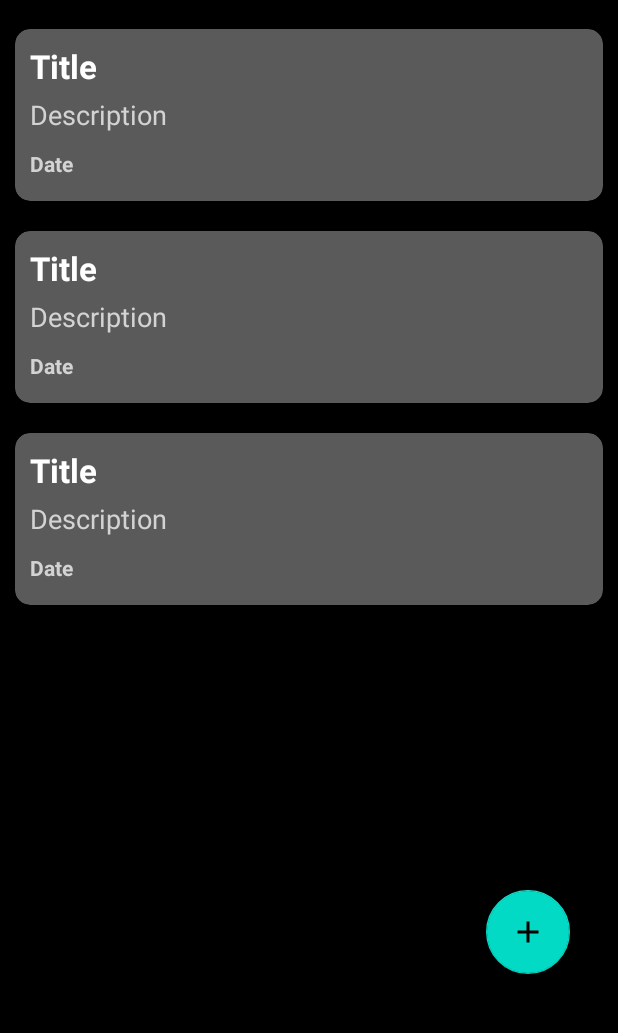
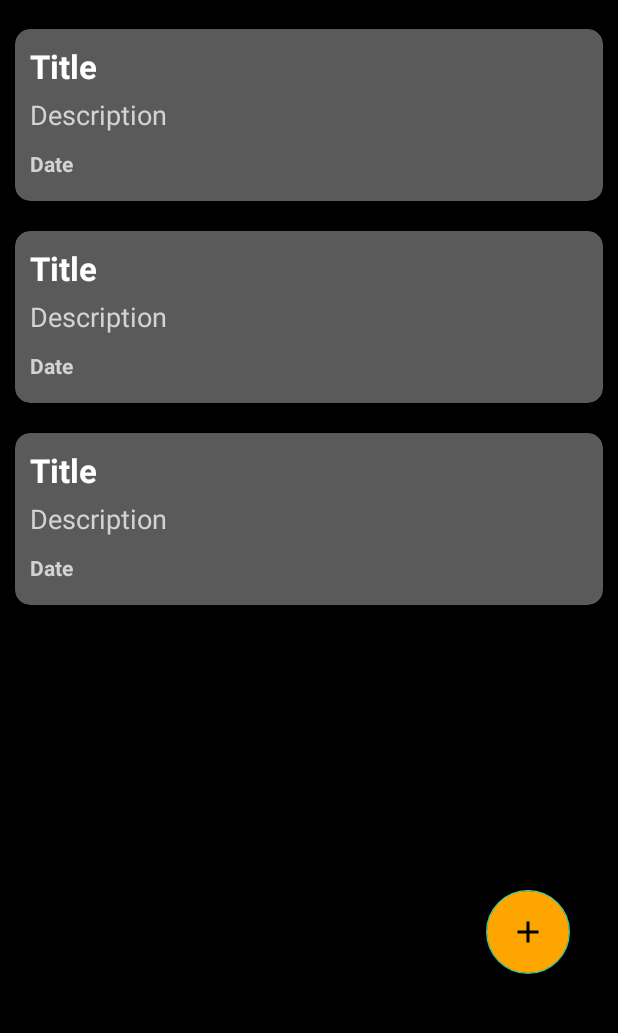
Before and after one commit to JayaneshB/Notes, an Android app: the layout activity_main.xml on its own in the app's theme, with its tools: preview values and no code run, on a phone screen of 412 x 824 dp, the part 70-1103 px from its top. Run offline under Robolectric (Android 15) with nearby library versions, the phone set to English and light mode, and no system bars.

Commit message:
changes made in the floatingButton color

```diff
--- /dev/null
+++ b/app/src/main/res/drawable/ic_btn_add_white.xml
@@ -0,0 +1,5 @@
+<vector android:height="24dp" android:tint="#FFFFFF"
+    android:viewportHeight="24" android:viewportWidth="24"
+    android:width="24dp" xmlns:android="http://schemas.android.com/apk/res/android">
+    <path android:fillColor="@android:color/white" android:pathData="M19,13h-6v6h-2v-6H5v-2h6V5h2v6h6v2z"/>
+</vector>
--- a/app/src/main/res/layout/activity_main.xml
+++ b/app/src/main/res/layout/activity_main.xml
@@ -77,4 +77,6 @@
 
 
 
+
+
 </androidx.constraintlayout.widget.ConstraintLayout>
--- a/app/src/main/res/values/styles.xml
+++ b/app/src/main/res/values/styles.xml
@@ -40,8 +40,8 @@
         <item name="android:layout_width">wrap_content</item>
         <item name="android:layout_height">wrap_content</item>
         <item name="android:background">@drawable/ic_btn_bg</item>
-
-        <item name="android:src">@drawable/ic_btn_add</item>
+        <item name="android:backgroundTint">@color/orangish_yellow</item>
+        <item name="android:src">@drawable/ic_btn_add_white</item>
 
 
 
```
Also changed, not shown: app/src/main/java/com/project/notes/AddNew.kt (+11 -2 lines), app/src/main/java/com/project/notes/MainActivity.kt (+39 -27 lines).
